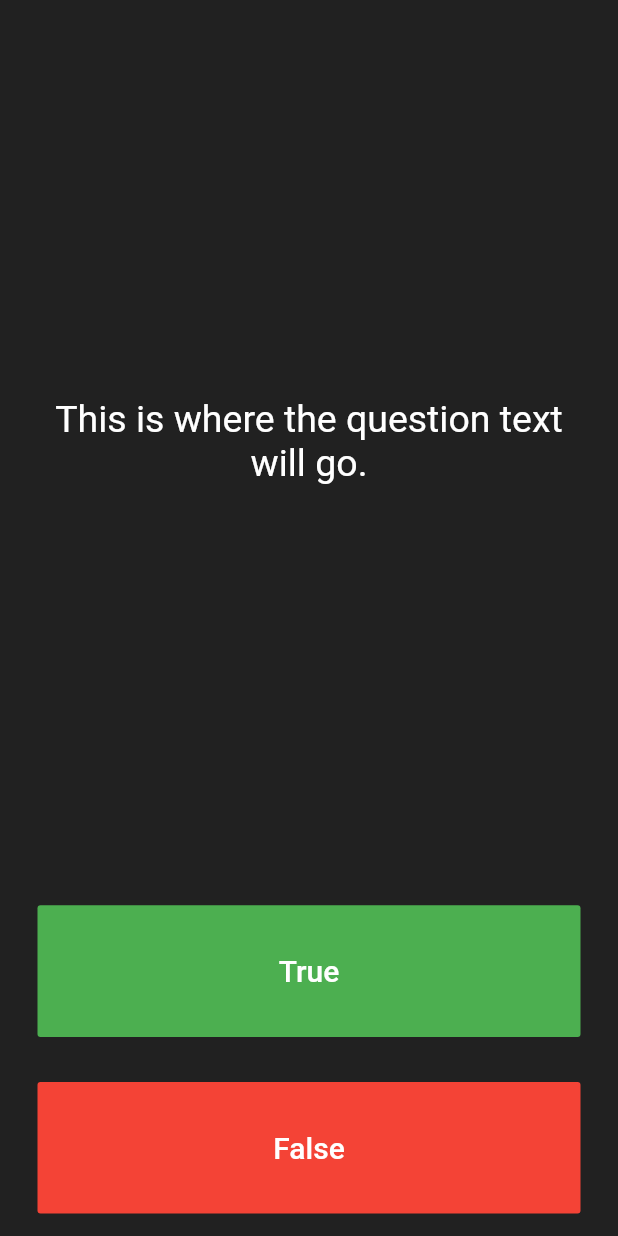
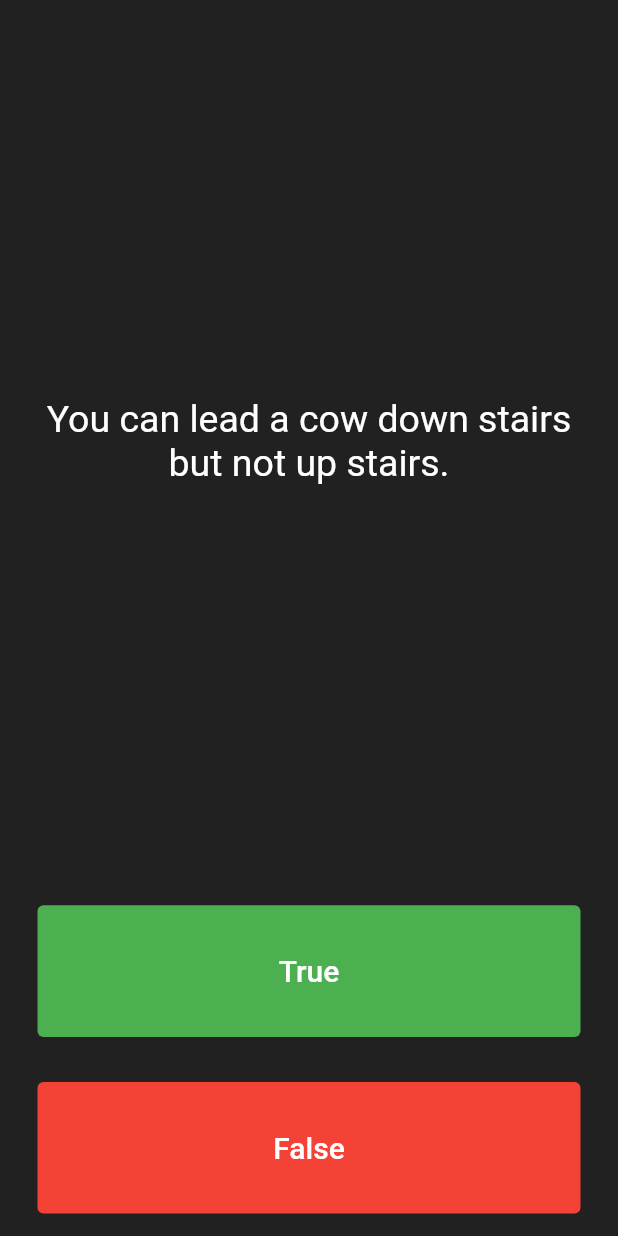
Before and after one commit to udaykumaruking/Angela-Yu-Flutter, a Flutter app: the screen it shows after launch, after a tap on "True", on a phone screen of 412 x 824 dp. Run offline on Flutter 3.47's test engine with Material 2 defaults, Android fonts, the phone set to English and light mode, and no system bars; our stand-ins replace audioplayers.

Commit message:
Ecapsulated question and answers

```diff
--- a/quizzler-flutter/lib/main.dart
+++ b/quizzler-flutter/lib/main.dart
@@ -1,4 +1,7 @@
 import 'package:flutter/material.dart';
+import 'package:quizzler/quizBrain.dart';
+
+QuizBrain quizBrain = QuizBrain();
 
 void main() => runApp(Quizzler());
 
@@ -6,6 +9,7 @@
   @override
   Widget build(BuildContext context) {
     return MaterialApp(
+      debugShowCheckedModeBanner: false,
       home: Scaffold(
         backgroundColor: Colors.grey.shade900,
         body: SafeArea(
@@ -25,6 +29,8 @@
 }
 
 class _QuizPageState extends State<QuizPage> {
+  List<Icon> scoreKeeper = [];
+
   @override
   Widget build(BuildContext context) {
     return Column(
@@ -37,7 +43,7 @@
             padding: EdgeInsets.all(10.0),
             child: Center(
               child: Text(
-                'This is where the question text will go.',
+                quizBrain.getQuestionText(),
                 textAlign: TextAlign.center,
                 style: TextStyle(
                   fontSize: 25.0,
@@ -50,9 +56,10 @@
         Expanded(
           child: Padding(
             padding: EdgeInsets.all(15.0),
-            child: FlatButton(
-              textColor: Colors.white,
-              color: Colors.green,
+            child: TextButton(
+              style: ButtonStyle(
+                backgroundColor: MaterialStateProperty.all(Colors.green),
+              ),
               child: Text(
                 'True',
                 style: TextStyle(
@@ -61,7 +68,18 @@
                 ),
               ),
               onPressed: () {
-                //The user picked true.
+                bool correctAnswer = quizBrain.getAnswerBool();
+
+                if (correctAnswer == true) {
+                  print('Right');
+                } else {
+                  print('False');
+                }
+                setState(
+                  () {
+                    quizBrain.nextQuestion();
+                  },
+                );
               },
             ),
           ),
@@ -69,8 +87,12 @@
         Expanded(
           child: Padding(
             padding: EdgeInsets.all(15.0),
-            child: FlatButton(
-              color: Colors.red,
+            child: TextButton(
+              style: ButtonStyle(
+                backgroundColor: MaterialStateProperty.all(
+                  Colors.red,
+                ),
+              ),
               child: Text(
                 'False',
                 style: TextStyle(
@@ -79,11 +101,22 @@
                 ),
               ),
               onPressed: () {
+                bool correctAnswer = quizBrain.getAnswerBool();
+
+                if (correctAnswer == false) {
+                  print('Right');
+                } else {
+                  print('False');
+                }
                 //The user picked false.
+                setState(() {
+                  quizBrain.nextQuestion();
+                });
               },
             ),
           ),
         ),
+        // ignore: todo
         //TODO: Add a Row here as your score keeper
       ],
     );
--- /dev/null
+++ b/quizzler-flutter/lib/question.dart
@@ -0,0 +1,9 @@
+class Question {
+  String question;
+  bool answer;
+
+  Question(String q, bool a) {
+    question = q;
+    answer = a;
+  }
+}
--- /dev/null
+++ b/quizzler-flutter/lib/quizBrain.dart
@@ -0,0 +1,45 @@
+import 'question.dart';
+
+class QuizBrain {
+  int _questionNumber = 0;
+  List<Question> _questionBank = [
+    Question('Some cats are actually allergic to humans', true),
+    Question('You can lead a cow down stairs but not up stairs.', false),
+    Question('Approximately one quarter of human bones are in the feet.', true),
+    Question('A slug\'s blood is green.', true),
+    Question('Buzz Aldrin\'s mother\'s maiden name was \"Moon\".', true),
+    Question('It is illegal to pee in the Ocean in Portugal.', true),
+    Question(
+        'No piece of square dry paper can be folded in half more than 7 times.',
+        false),
+    Question(
+        'In London, UK, if you happen to die in the House of Parliament, you are technically entitled to a state funeral, because the building is considered too sacred a place.',
+        true),
+    Question(
+        'The loudest sound produced by any animal is 188 decibels. That animal is the African Elephant.',
+        false),
+    Question(
+        'The total surface area of two human lungs is approximately 70 square metres.',
+        true),
+    Question('Google was originally called \"Backrub\".', true),
+    Question(
+        'Chocolate affects a dog\'s heart and nervous system; a few ounces are enough to kill a small dog.',
+        true),
+    Question(
+        'In West Virginia, USA, if you accidentally hit an animal with your car, you are free to take it home to eat.',
+        true),
+  ];
+  void nextQuestion() {
+    if (_questionNumber < _questionBank.length - 1) {
+      _questionNumber++;
+    }
+  }
+
+  String getQuestionText() {
+    return _questionBank[_questionNumber].question;
+  }
+
+  bool getAnswerBool() {
+    return _questionBank[_questionNumber].answer;
+  }
+}
```
Also changed, not shown: 1 other file.
